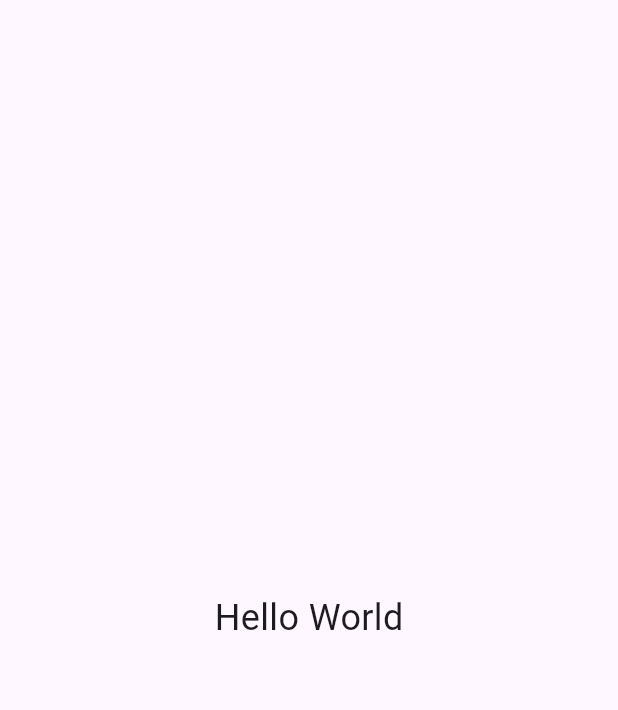
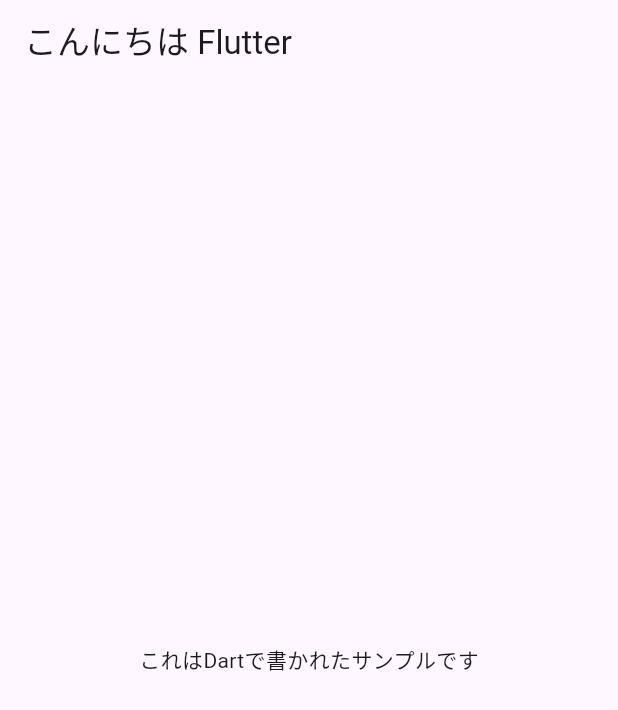
Before and after one commit to isamrx72/hello_flutter, a Flutter app: the screen it shows after launch, on a phone screen of 412 x 824 dp. Shown: the top 710 px of the screen. Run offline on Flutter 3.47's test engine with Material 3 defaults, Android fonts, the phone set to English and light mode, and no system bars.

```diff
--- a/lib/main.dart
+++ b/lib/main.dart
@@ -1,22 +1,14 @@
 import 'package:flutter/material.dart';
 
-void main() {
-  runApp(const MyApp());
-}
+void main() => runApp(MyApp());
 
 class MyApp extends StatelessWidget {
-  const MyApp({super.key});
-
   @override
   Widget build(BuildContext context) {
-    return const MaterialApp(
+    return MaterialApp(
       home: Scaffold(
-        body: Center(
-          child: Text(
-            'Hello World',
-            style: TextStyle(fontSize: 24),
-          ),
-        ),
+        appBar: AppBar(title: Text('こんにちは Flutter')),
+        body: Center(child: Text('これはDartで書かれたサンプルです')),
       ),
     );
   }
```
